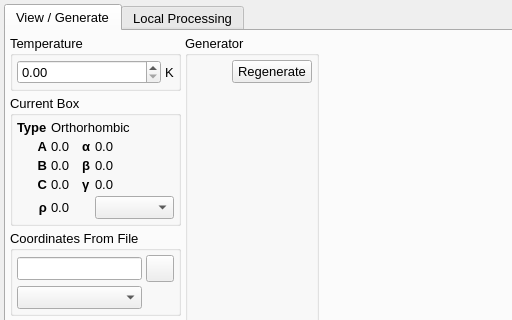
disorderedmaterials/dissolve, file src/gui/configurationtab.ui: the form before one commit; both pictures show x 0 to 512 and y 0 to 320 of the 1254 by 696 pixel window.
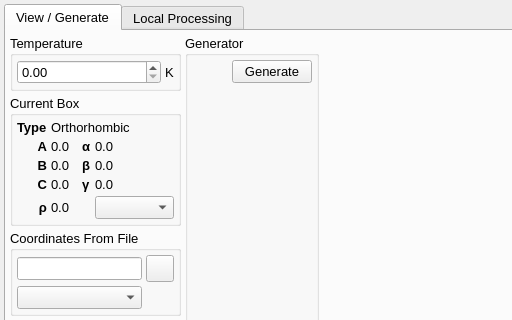
The form after the commit. Icons and pictures are not drawn. Custom widgets are drawn as their Qt base class.

Commit message: renamed generator button Fixes#175

The edit to the form file:
```diff
--- a/src/gui/configurationtab.ui
+++ b/src/gui/configurationtab.ui
@@ -658,7 +658,7 @@
             <item>
              <widget class="QPushButton" name="GeneratorRegenerateButton">
               <property name="text">
-               <string>Regenerate</string>
+               <string>Generate</string>
               </property>
               <property name="icon">
                <iconset resource="main.qrc">
```
